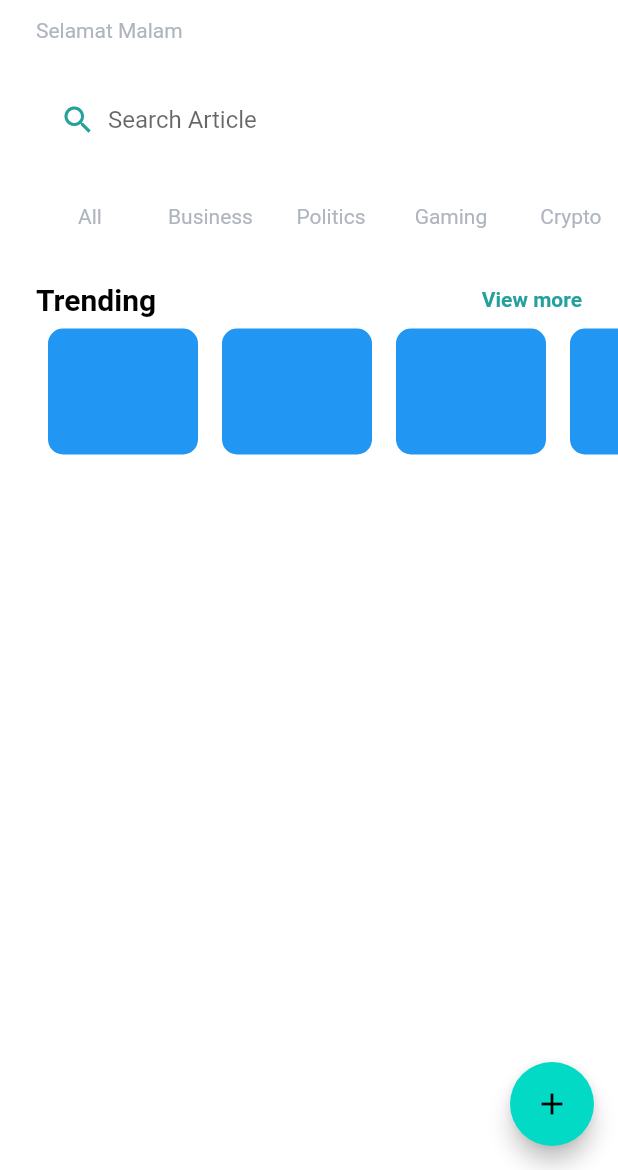
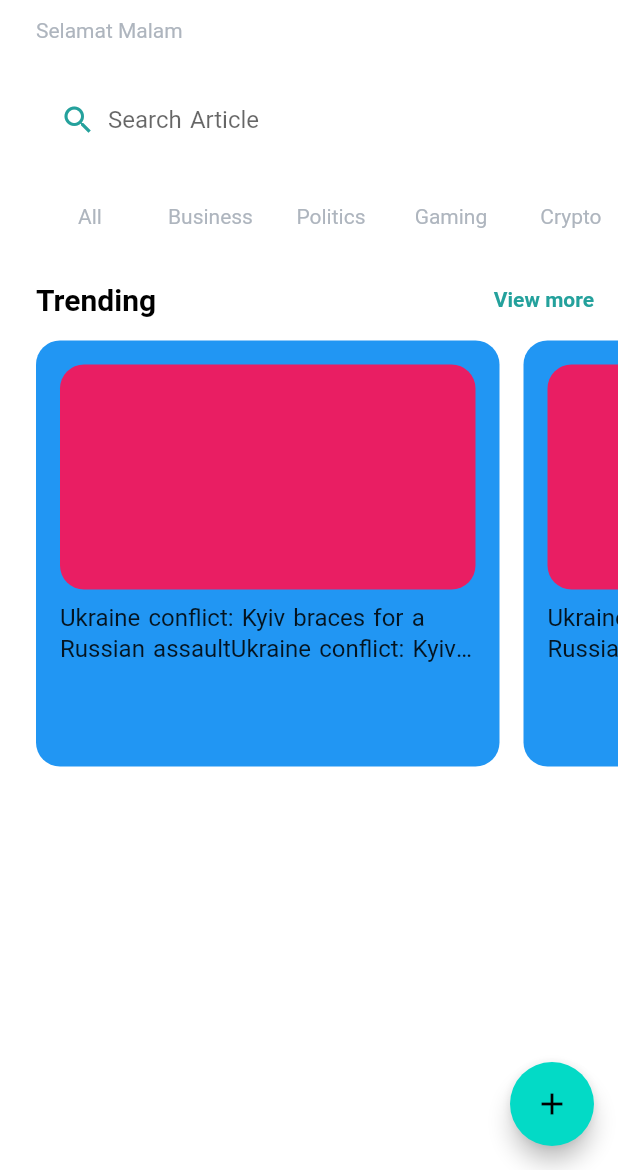
Before and after one commit to ChirikuAlii/Flutter-NewsThree, a Flutter app: the MyHomePage screen opened directly with empty values, on a phone screen of 412 x 824 dp, the part 66-1236 px from its top. Run offline on Flutter 3.47's test engine with Material 2 defaults, Android fonts, the phone set to English and light mode, and no system bars; our stand-ins replace auto_route, flutter_svg.

Commit message:
create container trending layout

```diff
--- a/lib/presentation/page/home/home_page.dart
+++ b/lib/presentation/page/home/home_page.dart
@@ -120,22 +120,47 @@ class _MyHomePageState extends State<MyHomePage> {
                       ),
                       ),
                   ),
-                  SizedBox(width:24,)
+                  SizedBox(width:16,)
                 ],
 
               ),
               SizedBox(
-                height: 100,
+                height: 300,
                 child: ListView.builder(
                   scrollDirection: Axis.horizontal,
                   itemCount: 5,
                   itemBuilder: (BuildContext context, int index) {
                     return Container(
-                      margin: EdgeInsets.all(8),
-                      width: 100,
+                      margin: EdgeInsets.fromLTRB(0, 16, 16, 0),
+                      width: MediaQuery.of(context).size.width * 0.75,
                       decoration: BoxDecoration(
                         color: Colors.blue,
-                        borderRadius: BorderRadius.all(Radius.circular(10)),
+                        borderRadius: BorderRadius.all(Radius.circular(16)),
+                      ),
+                      child: Container(
+                        margin: EdgeInsets.all(16),
+                        child: Column(
+                          crossAxisAlignment: CrossAxisAlignment.start,
+                          children: [
+                            Container(
+                              width: MediaQuery.of(context).size.width * 0.75,
+                              height: 150,
+                              decoration: BoxDecoration(
+                                color: Colors.pink,
+                                borderRadius: BorderRadius.circular(16)
+                              ),
+                            ),
+                            SizedBox(height: 8,),
+                            Text(
+
+                              "Ukraine conflict: Kyiv braces for a Russian assaultUkraine conflict: Kyiv braces for a Russian assaultUkraine conflict: Kyiv braces for a Russian assaultUkraine conflict: Kyiv braces for a Russian assault",
+                              style: Theme.of(context).textTheme.titleMedium,
+                              maxLines: 2,
+                              overflow: TextOverflow.ellipsis,
+
+                            )
+                          ],
+                        ),
                       ),
                       );
                     },
--- a/lib/res/app_theme.dart
+++ b/lib/res/app_theme.dart
@@ -6,36 +6,44 @@ class MyThemes {
     scaffoldBackgroundColor: AppColors.blackTangaroa,
     primaryColor: AppColors.colorPrimary,
           backgroundColor: AppColors.greyMidnightExpress,
-    textTheme: TextTheme(
+    textTheme: const TextTheme(
       headlineSmall: TextStyle(color: Colors.white),
       bodySmall: TextStyle(color: AppColors.greyFont),
       bodyMedium: TextStyle(color: AppColors.greyFont),
+      titleMedium: TextStyle(
+        height: 1.3,
+        wordSpacing: 1.5
+      )
     ),
-    textSelectionTheme: TextSelectionThemeData(
+    textSelectionTheme: const TextSelectionThemeData(
       cursorColor: AppColors.colorPrimary,
       selectionColor: AppColors.colorPrimary,
       selectionHandleColor: AppColors.colorPrimary
     ),
-    colorScheme: ColorScheme.dark(),
-    iconTheme: IconThemeData(color: AppColors.colorPrimary),
+    colorScheme: const ColorScheme.dark(),
+    iconTheme: const IconThemeData(color: AppColors.colorPrimary),
   );
 
   static final lightTheme = ThemeData(
       scaffoldBackgroundColor: Colors.white,
       primaryColor: AppColors.colorPrimary,
       backgroundColor: AppColors.greySolitude,
-      textTheme: TextTheme(
+      textTheme: const TextTheme(
         headlineSmall: TextStyle(color: Colors.black),
         bodySmall: TextStyle(color: AppColors.greyFontLight),
         bodyMedium: TextStyle(color: AppColors.greyFontLight),
+        titleMedium: TextStyle(
+          height: 1.3,
+          wordSpacing: 1.5
+        )
       ),
-      textSelectionTheme: TextSelectionThemeData(
+      textSelectionTheme: const TextSelectionThemeData(
         cursorColor: AppColors.colorPrimary,
         selectionColor: AppColors.colorPrimary,
         selectionHandleColor: AppColors.colorPrimary
       ),
-      colorScheme: ColorScheme.light(),
-      iconTheme: IconThemeData(color: AppColors.colorPrimary));
+      colorScheme: const ColorScheme.light(),
+      iconTheme: const IconThemeData(color: AppColors.colorPrimary));
 
 }
 
```
